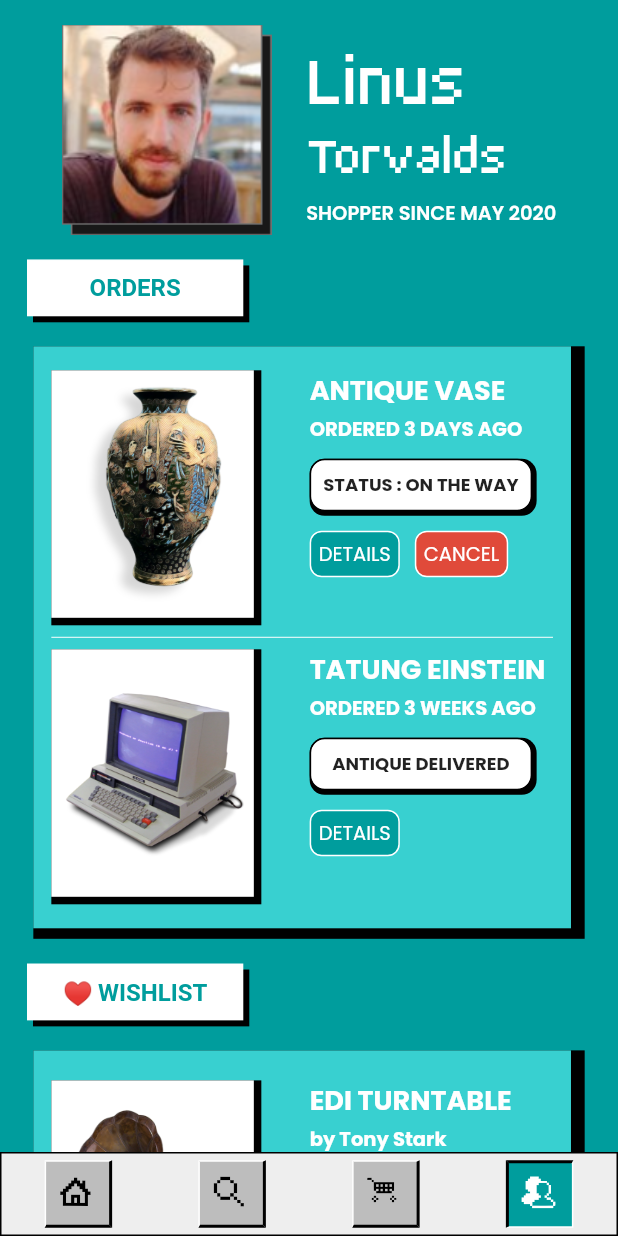
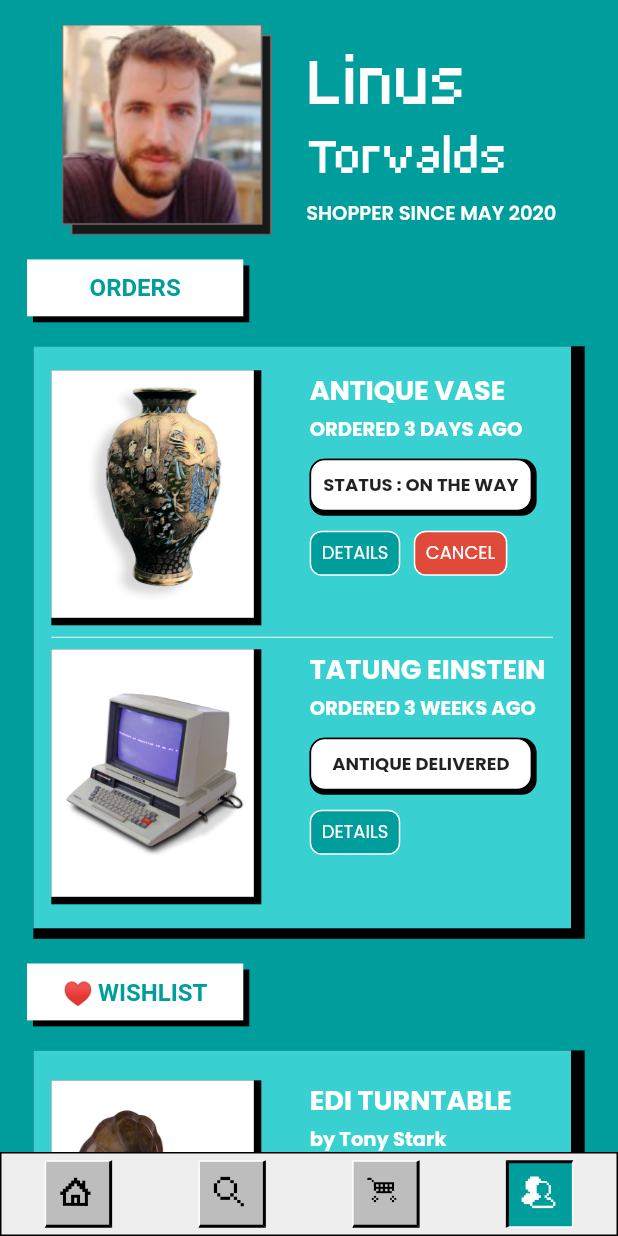
Before and after one commit to himanshusharma89/relic_bazaar, a Flutter app: the screen it shows after launch, swiped to page 4, on a phone screen of 412 x 824 dp. Run offline on Flutter 3.47's test engine with Material 2 defaults, Android fonts, the phone set to English and light mode, and no system bars; our stand-ins replace firebase_core, flutter_svg, fluttertoast, google_fonts; missing offline and left inert: razorpay_flutter; accounts and stored records are empty.

Commit message:
Fixed issue#39 gave flex to widget to make it fit small screensize

```diff
--- a/lib/widgets/payment/order_item.dart
+++ b/lib/widgets/payment/order_item.dart
@@ -99,32 +99,37 @@ class OrderItem extends StatelessWidget {
               ),
               Row(
                 children: <Widget>[
-                  Container(
+                  Flexible(
+                    child: Container(
                       padding:
-                        const EdgeInsets.symmetric(vertical: 5, horizontal: 5),
+                          const EdgeInsets.symmetric(vertical: 5, horizontal: 7),
                       decoration: BoxDecoration(
                           border: Border.all(color: Colors.white),
                           borderRadius: BorderRadius.circular(8),
                           color: RelicColors.backgroundColor),
                       child: const Text('DETAILS',
-                        style: TextStyle(fontSize: 13, color: Colors.white)),
+                          style: TextStyle(fontSize: 12, color: Colors.white)),
+                    ),
                   ),
                   const SizedBox(
-                    width: 10,
+                    width: 9,
                   ),
                   if (delivered)
                     Container()
                   else
-                    Container(
+                    Flexible(
+                        child: Container(
                           padding: const EdgeInsets.symmetric(
-                          vertical: 5, horizontal: 5),
+                              vertical: 5, horizontal: 7),
                           decoration: BoxDecoration(
                               border: Border.all(color: Colors.white),
                               borderRadius: BorderRadius.circular(8),
                               color: RelicColors.warningColor),
                           child: const Text('CANCEL',
-                          style: TextStyle(fontSize: 13, color: Colors.white)),
+                              style: TextStyle(fontSize: 12, color: Colors.white)),
                         ),
+                    )
+
                 ],
               )
             ],
```
Lines whose indentation alone changed are shown as unchanged.
